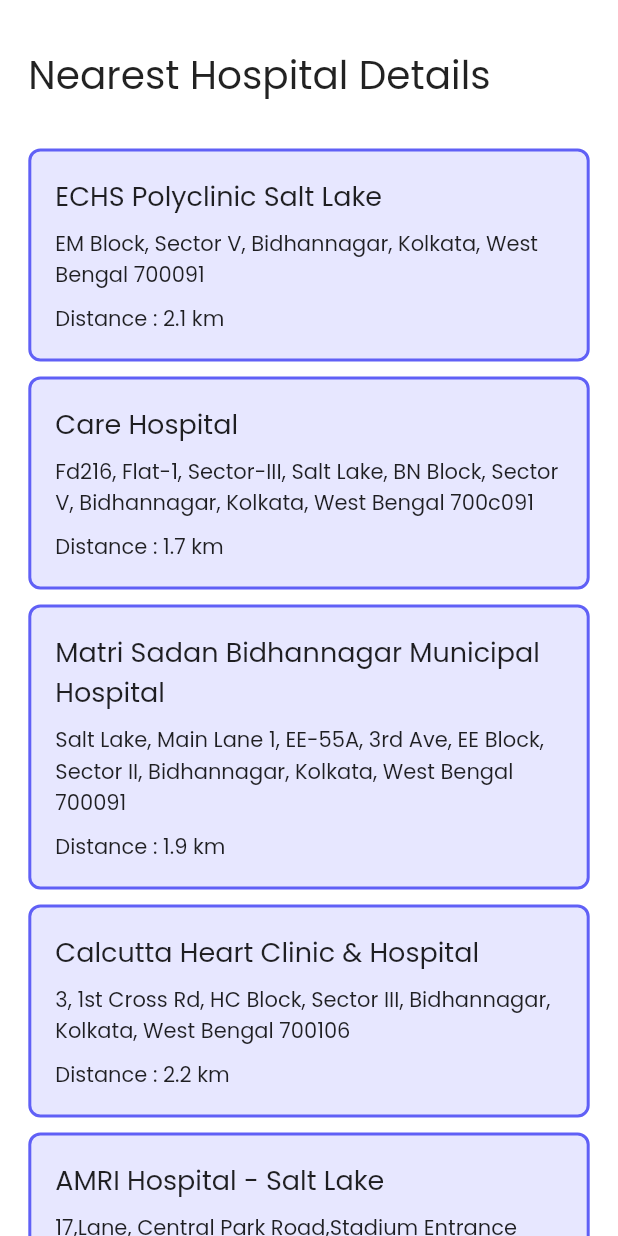
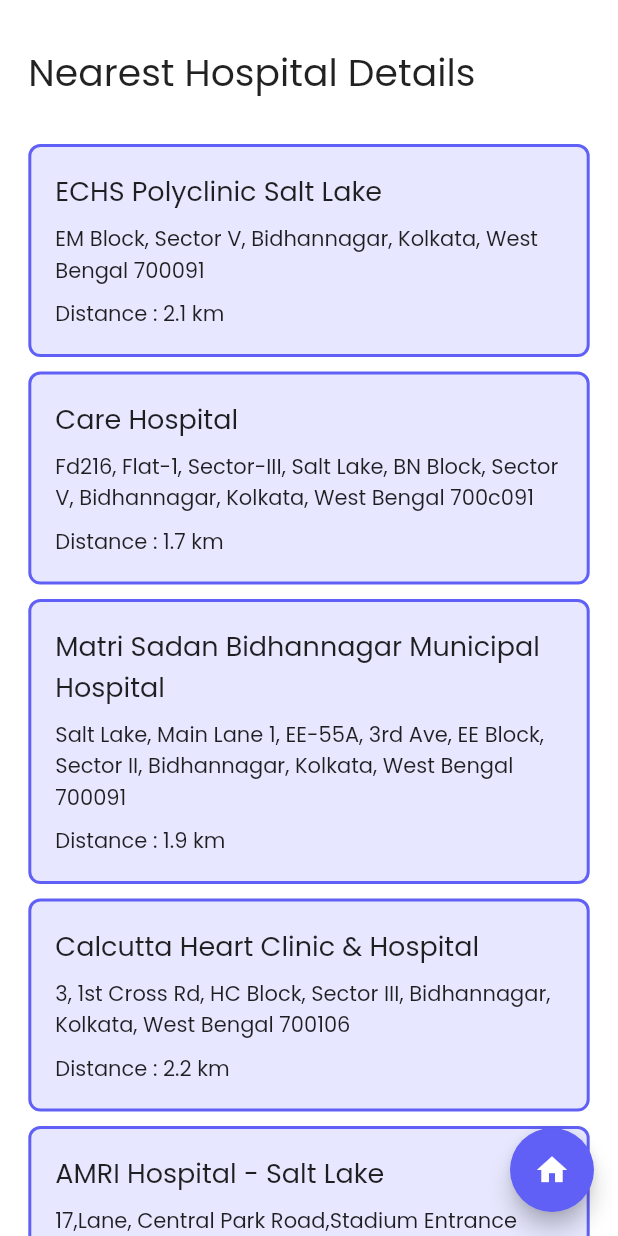
Before and after one commit to Debajyoti14/MamaVault, a Flutter app: the HospitalDetails screen opened directly, on a phone screen of 412 x 824 dp. Run offline on Flutter 3.47's test engine with Material 2 defaults, Android fonts, the phone set to English and light mode, and no system bars; our stand-ins replace accordion, circular_countdown_timer, cloud_firestore, file_picker, firebase_auth, firebase_core and 16 more; missing offline and left inert: clipboard, onboarding, pdf_render; accounts and stored records are empty; statements that could not run were skipped.

```diff
--- a/lib/resources/app_url.dart
+++ b/lib/resources/app_url.dart
@@ -7,4 +7,5 @@ class AppUrl {
   static var deleteSharableLink = "$baseUrl/delete-shared-doc";
   static var addEmergencyMobileNo = "$baseUrl/add-emergency-mobile-number";
   static var deleteEmergencyMobileNo = "$baseUrl/update-verification-status";
+  static var sendPanicRequest = "$baseUrl/panic";
 }
--- a/lib/view/Panic Mode/hospital_details.dart
+++ b/lib/view/Panic Mode/hospital_details.dart
@@ -1,7 +1,11 @@
+import 'package:flutter/cupertino.dart';
 import 'package:flutter/material.dart';
+import 'package:flutter_screenutil/flutter_screenutil.dart';
 import 'package:google_fonts/google_fonts.dart';
 import 'package:interrupt/resources/UI_constraints.dart';
+import 'package:interrupt/resources/colors.dart';
 import 'package:interrupt/resources/components/hospital_details_widget.dart';
+import 'package:interrupt/view/bottom_nav_bar.dart';
 
 class HospitalDetails extends StatelessWidget {
   const HospitalDetails({super.key});
@@ -9,20 +13,31 @@ class HospitalDetails extends StatelessWidget {
   @override
   Widget build(BuildContext context) {
     return Scaffold(
+      floatingActionButton: FloatingActionButton(
+        backgroundColor: AppColors.primaryPurple,
+        onPressed: () {
+          Navigator.pushAndRemoveUntil(
+            context,
+            CupertinoPageRoute(builder: (context) => const BottomNav()),
+            (Route<dynamic> route) => false,
+          );
+        },
+        child: const Icon(Icons.home),
+      ),
       body: Padding(
         padding: EdgeInsets.symmetric(horizontal: defaultPadding),
         child: SingleChildScrollView(
           child: Column(
             children: [
-              const SizedBox(
-                height: 30,
+              SizedBox(
+                height: 30.h,
               ),
               Align(
                 alignment: Alignment.centerLeft,
                 child: Text(
                   'Nearest Hospital Details',
                   style: TextStyle(
-                    fontSize: 26,
+                    fontSize: 26.sp,
                     fontFamily: GoogleFonts.poppins(
                       fontWeight: FontWeight.bold,
                     ).fontFamily,
@@ -30,7 +45,7 @@ class HospitalDetails extends StatelessWidget {
                   textAlign: TextAlign.left,
                 ),
               ),
-              const SizedBox(height: 30),
+              SizedBox(height: 30.h),
               const HospitalDetailsWidget(
                 hospitalName: "ECHS Polyclinic Salt Lake",
                 address:
@@ -38,7 +53,7 @@ class HospitalDetails extends StatelessWidget {
                 distance: "2.1",
                 url: "https://goo.gl/maps/tc1i49JPdjUicaDTA",
               ),
-              const SizedBox(height: 10),
+              SizedBox(height: 10.h),
               const HospitalDetailsWidget(
                 hospitalName: "Care Hospital",
                 address:
@@ -46,7 +61,7 @@ class HospitalDetails extends StatelessWidget {
                 distance: "1.7",
                 url: "https://goo.gl/maps/azDR4rvrpCU6CC5A6",
               ),
-              const SizedBox(height: 10),
+              SizedBox(height: 10.h),
               const HospitalDetailsWidget(
                 hospitalName: "Matri Sadan Bidhannagar Municipal Hospital",
                 address:
@@ -54,7 +69,7 @@ class HospitalDetails extends StatelessWidget {
                 distance: "1.9",
                 url: "https://goo.gl/maps/z4WvvKSnMZ8gUhEF8",
               ),
-              const SizedBox(height: 10),
+              SizedBox(height: 10.h),
               const HospitalDetailsWidget(
                 hospitalName: "Calcutta Heart Clinic & Hospital",
                 address:
@@ -62,7 +77,7 @@ class HospitalDetails extends StatelessWidget {
                 distance: "2.2",
                 url: "https://goo.gl/maps/5oaCfTWLqx1tPmW49",
               ),
-              const SizedBox(height: 10),
+              SizedBox(height: 10.h),
               const HospitalDetailsWidget(
                 hospitalName: "AMRI Hospital - Salt Lake",
                 address:
@@ -70,7 +85,7 @@ class HospitalDetails extends StatelessWidget {
                 distance: "3.8",
                 url: "https://goo.gl/maps/U24q2b3ZfhFU3kfa7",
               ),
-              const SizedBox(height: 30),
+              SizedBox(height: 30.h),
             ],
           ),
         ),
```
Also changed, not shown: lib/repository/panic_repository.dart (+14 -0 lines), lib/view/Panic Mode/panic_mode_message.dart (+15 -32 lines).
